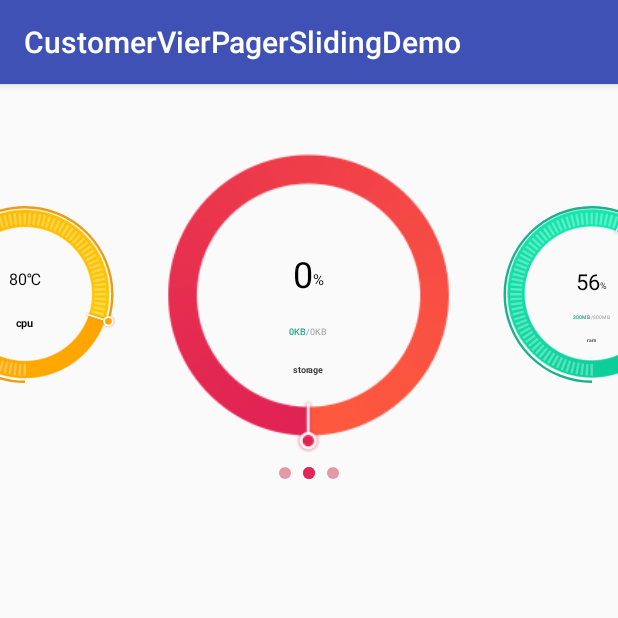
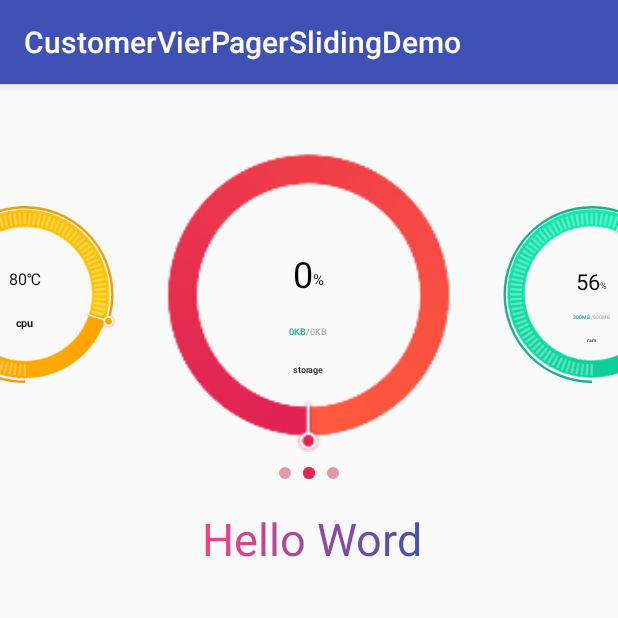
Before and after one commit to cyp206/CustomerVierPagerSlidingDemo, an Android app: the screen it shows after launch (MainActivity), on a phone screen of 412 x 824 dp, the top half of it. Run offline under Robolectric (Android 15) with nearby library versions, the phone set to English and light mode, and no system bars.

Commit message:
添加 线性渐变色 控件

```diff
--- a/app/build.gradle
+++ b/app/build.gradle
@@ -25,7 +25,7 @@ dependencies {
     androidTestCompile('com.android.support.test.espresso:espresso-core:2.2.2', {
         exclude group: 'com.android.support', module: 'support-annotations'
     })
-    compile 'com.android.support:appcompat-v7:24.2.0'
+    compile 'com.android.support:appcompat-v7:25.2.0'
     compile 'com.android.support.constraint:constraint-layout:1.0.2'
     testCompile 'junit:junit:4.12'
 }
--- /dev/null
+++ b/app/src/main/java/com/snow/yiping/customervierpagerslidingdemo/widget/GradiantText.java
@@ -0,0 +1,60 @@
+package com.snow.yiping.customervierpagerslidingdemo.widget;
+
+import android.content.Context;
+import android.content.res.TypedArray;
+import android.graphics.Canvas;
+import android.graphics.Color;
+import android.graphics.LinearGradient;
+import android.graphics.Rect;
+import android.graphics.Shader;
+import android.support.v7.widget.AppCompatTextView;
+import android.util.AttributeSet;
+import android.widget.TextView;
+
+import com.snow.yiping.customervierpagerslidingdemo.R;
+
+
+/**
+ * 横向渐变textview xml 定义起始颜色，和结尾颜色
+ * Created by y on 2017/3/5.
+ */
+
+public class GradiantText extends AppCompatTextView {
+    private Rect mTextBound = new Rect();
+    private int startColor;
+    private int endColor;
+
+    public GradiantText(Context context) {
+        super(context);
+    }
+
+    public GradiantText(Context context, AttributeSet attrs, int defStyleAttr) {
+        super(context, attrs, defStyleAttr);
+        final TypedArray a = getContext().obtainStyledAttributes(
+                attrs, R.styleable.GradiantText, defStyleAttr, 0);
+        startColor = a.getColor(R.styleable.GradiantText_startColor, Color.parseColor("#DC0043"));
+        endColor = a.getColor(R.styleable.GradiantText_endColor, Color.parseColor("#E83B4C"));
+        a.recycle();
+    }
+
+    public GradiantText(Context context, AttributeSet attrs) {
+        super(context, attrs);
+        final TypedArray a = getContext().obtainStyledAttributes(
+                attrs, R.styleable.GradiantText, 0, 0);
+        startColor = a.getColor(R.styleable.GradiantText_startColor, Color.parseColor("#DC0043"));
+        endColor = a.getColor(R.styleable.GradiantText_endColor, Color.parseColor("#E83B4C"));
+        a.recycle();
+    }
+
+    @Override
+    protected void onDraw(Canvas canvas) {
+        int mViewWidth = getMeasuredWidth();
+        String mTipText = getText().toString();
+        getPaint().getTextBounds(mTipText, 0, mTipText.length(), mTextBound);
+        LinearGradient mLinearGradient = new LinearGradient(0, 0, mViewWidth, 0,
+                startColor, endColor, Shader.TileMode.REPEAT);
+        getPaint().setShader(mLinearGradient);
+        canvas.drawText(mTipText, getMeasuredWidth() / 2 - mTextBound.width() / 2, getMeasuredHeight() / 2 + mTextBound.height() / 2, getPaint());
+
+    }
+}
--- a/app/src/main/res/layout/activity_main_new.xml
+++ b/app/src/main/res/layout/activity_main_new.xml
@@ -12,6 +12,17 @@
         android:layout_width="match_parent"
         android:layout_height="wrap_content" />
 
+    <com.snow.yiping.customervierpagerslidingdemo.widget.GradiantText
+        android:layout_width="wrap_content"
+        android:layout_height="wrap_content"
+        android:layout_gravity="center_horizontal"
+        android:layout_marginTop="20dp"
+        android:textSize="30sp"
+        android:text="Hello Word"
+        app:startColor="@color/colorAccent"
+        app:endColor="@color/colorPrimary"
+        />
+
     <!--<fragment-->
         <!--android:name="com.snow.yiping.customervierpagerslidingdemo.fragment.HomeRedFragment"-->
         <!--android:layout_width="match_parent"-->
```
Also changed, not shown: app/src/main/res/drawable-xxxhdpi/view_loop_green.png (renamed from app/src/main/res/drawable-xxhdpi/view_loop_green.png), app/src/main/res/drawable-xxxhdpi/view_loop_red.png (renamed from app/src/main/res/drawable-xxhdpi/view_loop_red.png), app/src/main/res/drawable-xxxhdpi/view_loop_yellow.png (renamed from app/src/main/res/drawable-xxhdpi/view_loop_yellow.png), app/src/main/res/drawable-xxxhdpi/view_point_green.png (renamed from app/src/main/res/drawable-xxhdpi/view_point_green.png), app/src/main/res/drawable-xxxhdpi/view_point_red.png (renamed from app/src/main/res/drawable-xxhdpi/view_point_red.png), app/src/main/res/drawable-xxxhdpi/view_point_yellow.png (renamed from app/src/main/res/drawable-xxhdpi/view_point_yellow.png).
